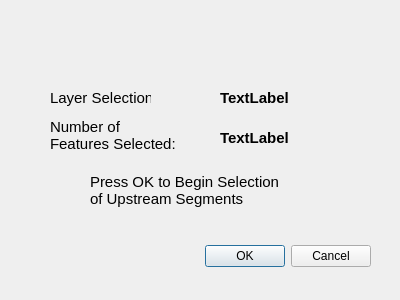
This is flowtrace_dialog_base.ui in boesiii/flowtrace as Qt 5 draws it before an edit. The edited form follows.
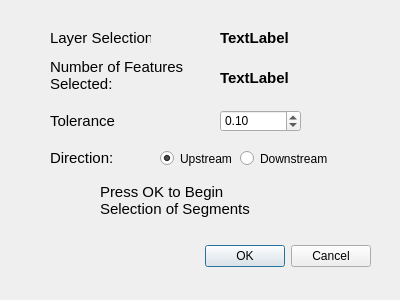
This is the edited form.

Diff of the .ui file:
```diff
--- a/flowtrace_dialog_base.ui
+++ b/flowtrace_dialog_base.ui
@@ -32,19 +32,20 @@
   <widget class="QLabel" name="label">
    <property name="geometry">
     <rect>
-     <x>90</x>
-     <y>170</y>
-     <width>191</width>
+     <x>100</x>
+     <y>180</y>
+     <width>151</width>
      <height>41</height>
     </rect>
    </property>
    <property name="font">
     <font>
+     <family>Arial</family>
      <pointsize>11</pointsize>
     </font>
    </property>
    <property name="text">
-    <string>Press OK to Begin Selection of Upstream Segments</string>
+    <string>Press OK to Begin Selection of Segments</string>
    </property>
    <property name="wordWrap">
     <bool>true</bool>
@@ -54,13 +55,14 @@
    <property name="geometry">
     <rect>
      <x>50</x>
-     <y>90</y>
+     <y>30</y>
      <width>101</width>
      <height>16</height>
     </rect>
    </property>
    <property name="font">
     <font>
+     <family>Arial</family>
      <pointsize>11</pointsize>
     </font>
    </property>
@@ -72,13 +74,14 @@
    <property name="geometry">
     <rect>
      <x>220</x>
-     <y>90</y>
+     <y>30</y>
      <width>151</width>
      <height>16</height>
     </rect>
    </property>
    <property name="font">
     <font>
+     <family>Arial</family>
      <pointsize>11</pointsize>
      <weight>75</weight>
      <bold>true</bold>
@@ -92,13 +95,14 @@
    <property name="geometry">
     <rect>
      <x>50</x>
-     <y>120</y>
-     <width>131</width>
+     <y>60</y>
+     <width>141</width>
      <height>31</height>
     </rect>
    </property>
    <property name="font">
     <font>
+     <family>Arial</family>
      <pointsize>11</pointsize>
     </font>
    </property>
@@ -113,13 +117,14 @@
    <property name="geometry">
     <rect>
      <x>220</x>
-     <y>130</y>
+     <y>70</y>
      <width>101</width>
      <height>16</height>
     </rect>
    </property>
    <property name="font">
     <font>
+     <family>Arial</family>
      <pointsize>11</pointsize>
      <weight>75</weight>
      <bold>true</bold>
@@ -129,6 +134,98 @@
     <string>TextLabel</string>
    </property>
   </widget>
+  <widget class="QLabel" name="label_4">
+   <property name="enabled">
+    <bool>true</bool>
+   </property>
+   <property name="geometry">
+    <rect>
+     <x>50</x>
+     <y>105</y>
+     <width>131</width>
+     <height>31</height>
+    </rect>
+   </property>
+   <property name="font">
+    <font>
+     <family>Arial</family>
+     <pointsize>11</pointsize>
+    </font>
+   </property>
+   <property name="text">
+    <string>Tolerance</string>
+   </property>
+   <property name="wordWrap">
+    <bool>true</bool>
+   </property>
+  </widget>
+  <widget class="QDoubleSpinBox" name="SpinBoxTolerance">
+   <property name="geometry">
+    <rect>
+     <x>220</x>
+     <y>110</y>
+     <width>81</width>
+     <height>22</height>
+    </rect>
+   </property>
+   <property name="maximum">
+    <double>98.989999999999995</double>
+   </property>
+   <property name="singleStep">
+    <double>0.100000000000000</double>
+   </property>
+   <property name="value">
+    <double>0.100000000000000</double>
+   </property>
+  </widget>
+  <widget class="QRadioButton" name="upstream_radio_button">
+   <property name="geometry">
+    <rect>
+     <x>160</x>
+     <y>150</y>
+     <width>82</width>
+     <height>17</height>
+    </rect>
+   </property>
+   <property name="text">
+    <string>Upstream</string>
+   </property>
+   <property name="checked">
+    <bool>true</bool>
+   </property>
+  </widget>
+  <widget class="QRadioButton" name="downstream_radio_button">
+   <property name="geometry">
+    <rect>
+     <x>240</x>
+     <y>150</y>
+     <width>111</width>
+     <height>17</height>
+    </rect>
+   </property>
+   <property name="text">
+    <string>Downstream</string>
+   </property>
+  </widget>
+  <widget class="QLabel" name="label_5">
+   <property name="geometry">
+    <rect>
+     <x>50</x>
+     <y>150</y>
+     <width>71</width>
+     <height>16</height>
+    </rect>
+   </property>
+   <property name="font">
+    <font>
+     <family>Arial</family>
+     <pointsize>11</pointsize>
+    </font>
+   </property>
+   <property name="text">
+    <string>Direction:</string>
+   </property>
+  </widget>
  </widget>
  <resources/>
  <connections>
```
